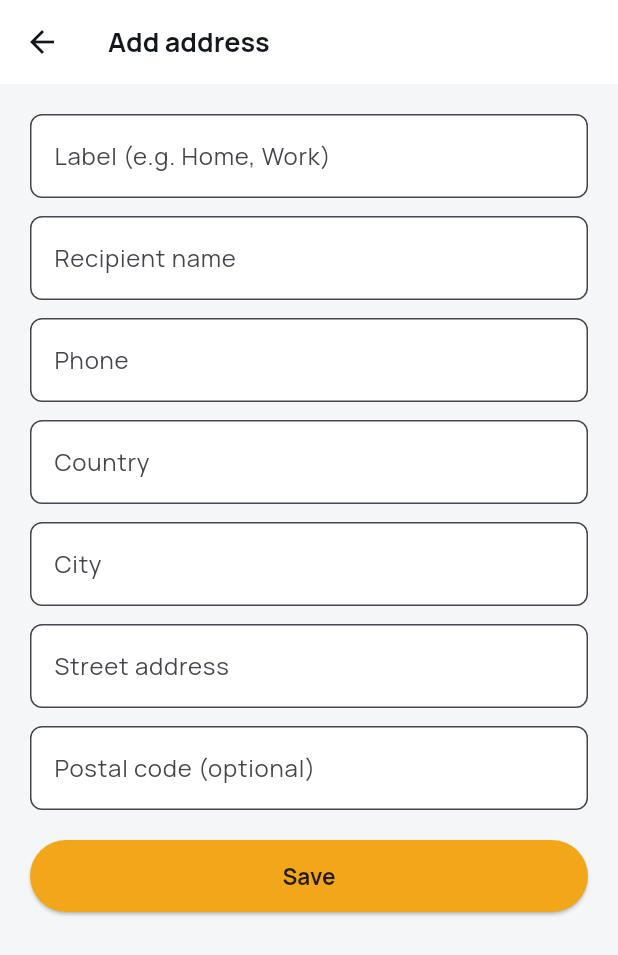
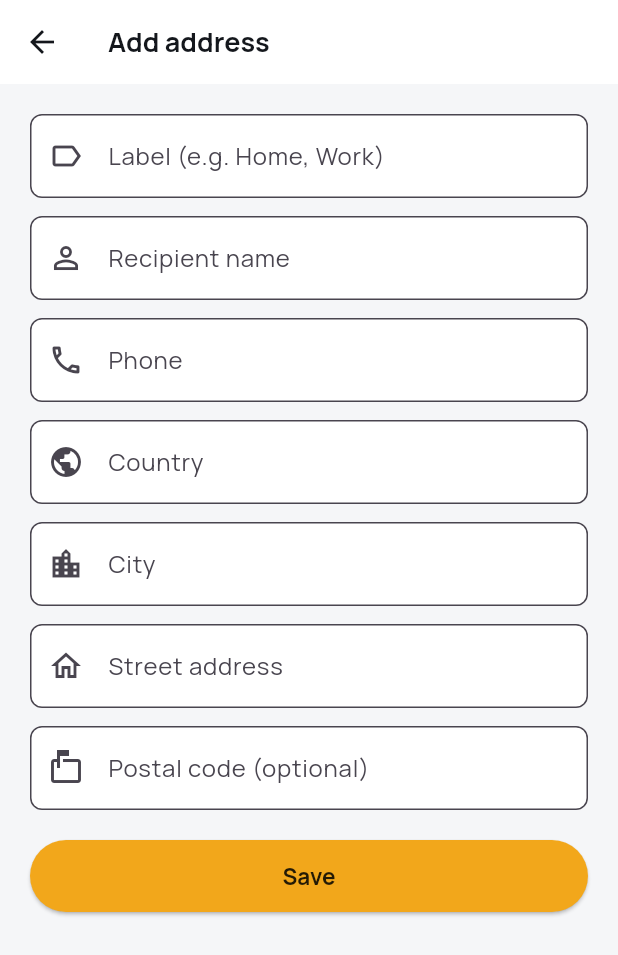
Before and after one commit to sadeddindabash-svg/LEAP-MARKETPLACE, a Flutter app: the AddressesScreen screen opened by its route, after a tap on "Add address", on a phone screen of 412 x 824 dp. Shown: the top 955 px of the screen. Run offline on Flutter 3.47's test engine with Material 3 defaults, Android fonts, the phone set to English and light mode, and no system bars; our stand-ins replace cached_network_image, flutter_secure_storage, geolocator, go_router, google_fonts, image_picker and 2 more; accounts and stored records are empty; network calls fail.

Commit message:
Leap addresses redesign

```diff
--- a/apps/mobile/lib/features/account/address_form_screen.dart
+++ b/apps/mobile/lib/features/account/address_form_screen.dart
@@ -90,6 +90,7 @@ class _AddressFormScreenState extends State<AddressFormScreen> {
 
   @override
   Widget build(BuildContext context) {
+    final palette = LeapPalette.of(context);
     return Scaffold(
       appBar: AppBar(title: Text(tr(context, _isEditing ? 'edit_address' : 'add_address'))),
       body: SingleChildScrollView(
@@ -97,19 +98,19 @@ class _AddressFormScreenState extends State<AddressFormScreen> {
         child: Column(
           crossAxisAlignment: CrossAxisAlignment.stretch,
           children: [
-            TextField(controller: _labelController, decoration: InputDecoration(labelText: tr(context, 'label_field'))),
+            TextField(controller: _labelController, decoration: InputDecoration(labelText: tr(context, 'label_field'), prefixIcon: const Icon(Icons.label_outline))),
             const SizedBox(height: 12),
-            TextField(controller: _recipientController, decoration: InputDecoration(labelText: tr(context, 'recipient_name_field'))),
+            TextField(controller: _recipientController, decoration: InputDecoration(labelText: tr(context, 'recipient_name_field'), prefixIcon: const Icon(Icons.person_outline))),
             const SizedBox(height: 12),
-            TextField(controller: _phoneController, keyboardType: TextInputType.phone, decoration: InputDecoration(labelText: tr(context, 'phone_field'))),
+            TextField(controller: _phoneController, keyboardType: TextInputType.phone, decoration: InputDecoration(labelText: tr(context, 'phone_field'), prefixIcon: const Icon(Icons.phone_outlined))),
             const SizedBox(height: 12),
-            TextField(controller: _countryController, decoration: InputDecoration(labelText: tr(context, 'country_field'))),
+            TextField(controller: _countryController, decoration: InputDecoration(labelText: tr(context, 'country_field'), prefixIcon: const Icon(Icons.public_outlined))),
             const SizedBox(height: 12),
-            TextField(controller: _cityController, decoration: InputDecoration(labelText: tr(context, 'city_field'))),
+            TextField(controller: _cityController, decoration: InputDecoration(labelText: tr(context, 'city_field'), prefixIcon: const Icon(Icons.location_city_outlined))),
             const SizedBox(height: 12),
-            TextField(controller: _streetController, decoration: InputDecoration(labelText: tr(context, 'street_address_field'))),
+            TextField(controller: _streetController, decoration: InputDecoration(labelText: tr(context, 'street_address_field'), prefixIcon: const Icon(Icons.home_outlined))),
             const SizedBox(height: 12),
-            TextField(controller: _postalController, decoration: InputDecoration(labelText: tr(context, 'postal_code_field'))),
+            TextField(controller: _postalController, decoration: InputDecoration(labelText: tr(context, 'postal_code_field'), prefixIcon: const Icon(Icons.markunread_mailbox_outlined))),
             if (_errorMessage != null) ...[
               const SizedBox(height: 12),
               Text(_errorMessage!, style: const TextStyle(color: Colors.red, fontSize: 12.5)),
@@ -118,7 +119,11 @@ class _AddressFormScreenState extends State<AddressFormScreen> {
             ElevatedButton(
               onPressed: _isSubmitting ? null : _submit,
               child: _isSubmitting
-                  ? const SizedBox(height: 18, width: 18, child: CircularProgressIndicator(strokeWidth: 2, color: Colors.white))
+                  // REAL BUG FOUND AND FIXED HERE: white spinner on
+                  // gold is the same real white-on-gold contrast issue
+                  // already found and fixed multiple times elsewhere
+                  // this session.
+                  ? SizedBox(height: 18, width: 18, child: CircularProgressIndicator(strokeWidth: 2, color: palette.onSignal))
                   : Text(tr(context, 'save')),
             ),
           ],
--- a/apps/mobile/lib/features/account/addresses_screen.dart
+++ b/apps/mobile/lib/features/account/addresses_screen.dart
@@ -76,17 +76,48 @@ class _AddressesScreenState extends State<AddressesScreen> {
     );
   }
 
+  // Real icon heuristic (new) -- the real `label` field is free text,
+  // not a fixed category enum, so this is a genuine best-guess match
+  // against what the buyer actually typed (matching the real Stitch
+  // reference's own Home/Garage/Office icon set), not fabricated
+  // category data.
+  IconData _iconForLabel(String label) {
+    final lower = label.toLowerCase();
+    if (lower.contains('home') || lower.contains('house') || lower.contains('منزل')) return Icons.home_outlined;
+    if (lower.contains('garage') || lower.contains('كراج')) return Icons.garage_outlined;
+    if (lower.contains('office') || lower.contains('work') || lower.contains('عمل') || lower.contains('مكتب')) return Icons.business_outlined;
+    return Icons.location_on_outlined;
+  }
+
   @override
   Widget build(BuildContext context) {
     final atLimit = (_addresses?.length ?? 0) >= kMaxAddresses;
+    final palette = LeapPalette.of(context);
     return Scaffold(
       appBar: AppBar(title: Text(tr(context, 'addresses'))),
       body: _errorMessage != null
-          ? Center(child: Text(_errorMessage!, style: const TextStyle(color: LeapColors.muted)))
+          ? Center(child: Text(_errorMessage!, style: TextStyle(color: palette.muted)))
           : _addresses == null
               ? const Center(child: CircularProgressIndicator())
               : _addresses!.isEmpty
-                  ? Center(child: Text(tr(context, 'no_addresses_yet'), style: const TextStyle(color: LeapColors.muted)))
+                  ? Center(
+                      child: Padding(
+                        padding: const EdgeInsets.all(24),
+                        child: Column(
+                          mainAxisSize: MainAxisSize.min,
+                          children: [
+                            Container(
+                              width: 80,
+                              height: 80,
+                              decoration: BoxDecoration(color: palette.chalk, shape: BoxShape.circle),
+                              child: Icon(Icons.location_on_outlined, size: 36, color: palette.muted),
+                            ),
+                            const SizedBox(height: 16),
+                            Text(tr(context, 'no_addresses_yet'), style: TextStyle(color: palette.muted), textAlign: TextAlign.center),
+                          ],
+                        ),
+                      ),
+                    )
                   : ListView.separated(
                       padding: const EdgeInsets.all(16),
                       itemCount: _addresses!.length,
@@ -94,9 +125,14 @@ class _AddressesScreenState extends State<AddressesScreen> {
                       itemBuilder: (context, i) {
                         final a = _addresses![i] as Map<String, dynamic>;
                         final isDefault = a['isDefault'] as bool;
-                        return Card(
-                          child: Padding(
-                            padding: const EdgeInsets.all(14),
+                        final label = a['label'] as String;
+                        return Container(
+                          padding: const EdgeInsets.all(16),
+                          decoration: BoxDecoration(
+                            color: palette.card,
+                            borderRadius: BorderRadius.circular(12),
+                            border: Border.all(color: isDefault ? palette.signal : palette.line),
+                          ),
                           child: Column(
                             crossAxisAlignment: CrossAxisAlignment.start,
                             children: [
@@ -104,18 +140,17 @@ class _AddressesScreenState extends State<AddressesScreen> {
                                 mainAxisAlignment: MainAxisAlignment.spaceBetween,
                                 children: [
                                   Row(children: [
-                                      Text(a['label'] as String, style: const TextStyle(fontWeight: FontWeight.w700, fontSize: 14)),
-                                      if (isDefault) ...[
-                                        const SizedBox(width: 8),
                                     Container(
-                                          padding: const EdgeInsets.symmetric(horizontal: 8, vertical: 2),
-                                          decoration: BoxDecoration(color: LeapColors.gauge.withOpacity(0.15), borderRadius: BorderRadius.circular(10)),
-                                          child: Text(tr(context, 'default_label'), style: const TextStyle(fontSize: 10.5, color: LeapColors.gauge, fontWeight: FontWeight.w700)),
+                                      width: 40,
+                                      height: 40,
+                                      decoration: BoxDecoration(color: palette.signal.withValues(alpha: 0.12), shape: BoxShape.circle),
+                                      child: Icon(_iconForLabel(label), color: palette.signal, size: 20),
                                     ),
-                                      ],
+                                    const SizedBox(width: 12),
+                                    Text(label.toUpperCase(), style: TextStyle(fontWeight: FontWeight.w700, fontSize: 13, color: palette.ink, letterSpacing: 0.5)),
                                   ]),
                                   PopupMenuButton<String>(
-                                      icon: const Icon(Icons.more_horiz, size: 20),
+                                    icon: Icon(Icons.more_horiz, size: 20, color: palette.muted),
                                     onSelected: (action) {
                                       if (action == 'edit') context.push('/addresses/edit', extra: a).then((_) => _load());
                                       if (action == 'default') _setDefault(a['id'] as String);
@@ -129,15 +164,22 @@ class _AddressesScreenState extends State<AddressesScreen> {
                                   ),
                                 ],
                               ),
-                                const SizedBox(height: 4),
-                                Text(a['recipientName'] as String, style: const TextStyle(fontSize: 13)),
-                                Text(a['phone'] as String, style: const TextStyle(fontSize: 12, color: LeapColors.muted)),
+                              const SizedBox(height: 12),
+                              Text(a['recipientName'] as String, style: TextStyle(fontSize: 13, color: palette.ink)),
+                              Text(a['phone'] as String, style: TextStyle(fontSize: 12, color: palette.muted)),
                               Text(
                                 '${a['streetAddress']}, ${a['city']}, ${a['country']}${a['postalCode'] != null ? ' ${a['postalCode']}' : ''}',
-                                  style: const TextStyle(fontSize: 12, color: LeapColors.muted),
+                                style: TextStyle(fontSize: 12, color: palette.muted),
+                              ),
+                              if (isDefault) ...[
+                                const SizedBox(height: 10),
+                                Container(
+                                  padding: const EdgeInsets.symmetric(horizontal: 10, vertical: 3),
+                                  decoration: BoxDecoration(color: palette.signal.withValues(alpha: 0.15), borderRadius: BorderRadius.circular(20)),
+                                  child: Text(tr(context, 'default_label').toUpperCase(), style: TextStyle(fontSize: 10, color: palette.signalDark, fontWeight: FontWeight.w800, letterSpacing: 0.5)),
                                 ),
                               ],
-                            ),
+                            ],
                           ),
                         );
                       },
@@ -158,7 +200,8 @@ class _AddressesScreenState extends State<AddressesScreen> {
         onPressed: atLimit
             ? () => ScaffoldMessenger.of(context).showSnackBar(SnackBar(content: Text(trRead(context, 'address_limit_reached'))))
             : () => context.push('/addresses/add').then((_) => _load()),
-        backgroundColor: atLimit ? LeapColors.muted : LeapColors.signal,
+        backgroundColor: atLimit ? palette.muted : palette.signal,
+        foregroundColor: atLimit ? Colors.white : palette.onSignal,
         icon: const Icon(Icons.add),
         label: Text(tr(context, 'add_address')),
       ),
```
Also changed, not shown: 1 other file. Lines whose indentation alone changed are shown as unchanged.
